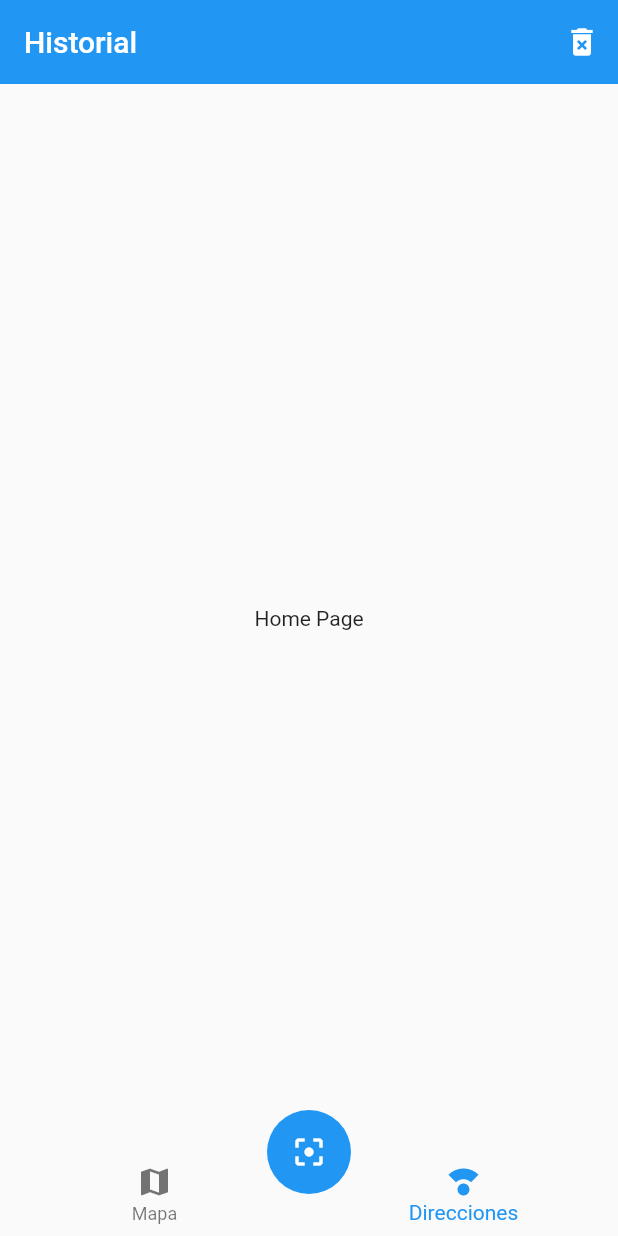
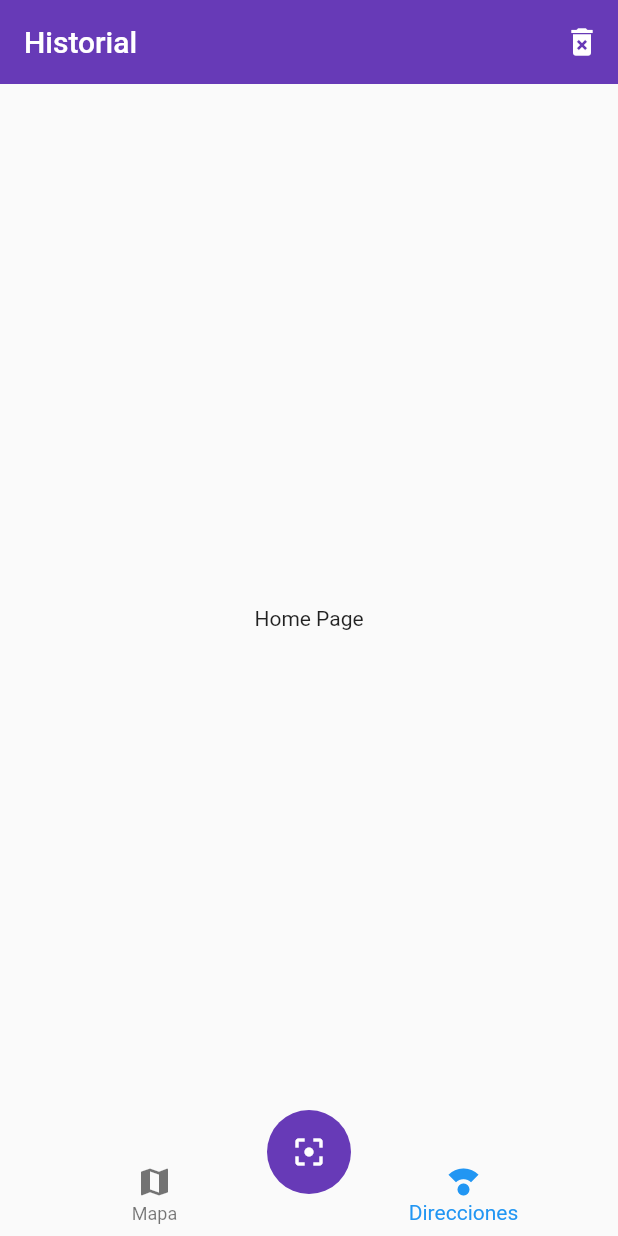
Before and after one commit to DXelor/QRScanner, a Flutter app: the screen it shows after launch, on a phone screen of 412 x 824 dp. Run offline on Flutter 3.47's test engine with Material 2 defaults, Android fonts, the phone set to English and light mode, and no system bars.

Commit message:
cambiado el color y agregado un ThemeData en main.dart

```diff
--- a/lib/main.dart
+++ b/lib/main.dart
@@ -8,9 +8,14 @@ class MyApp extends StatelessWidget {
   @override
   Widget build(BuildContext context) {
     return MaterialApp(
-        debugShowCheckedModeBanner: false,
-        title: 'QR Reader',
-        initialRoute: 'home',
-        routes: {'home': (_) => HomePage(), 'mapa': (_) => MapaPage()});
+      debugShowCheckedModeBanner: false,
+      title: 'QR Reader',
+      initialRoute: 'home',
+      routes: {'home': (_) => HomePage(), 'mapa': (_) => MapaPage()},
+      theme: ThemeData(
+          primaryColor: Colors.deepPurple,
+          floatingActionButtonTheme: FloatingActionButtonThemeData(
+              backgroundColor: Colors.deepPurple)),
+    );
   }
 }
```
Also changed, not shown: 1 other file.
